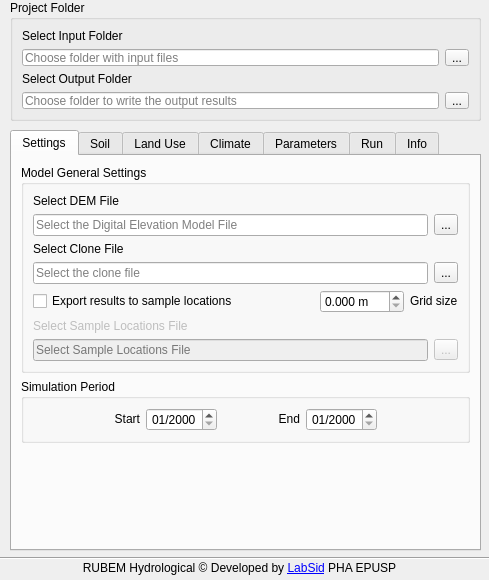
The window that rubem_hydrological_dialog_base.ui (LabSid-USP/RUBEMHydrological) describes before a commit, drawn with Qt 5.
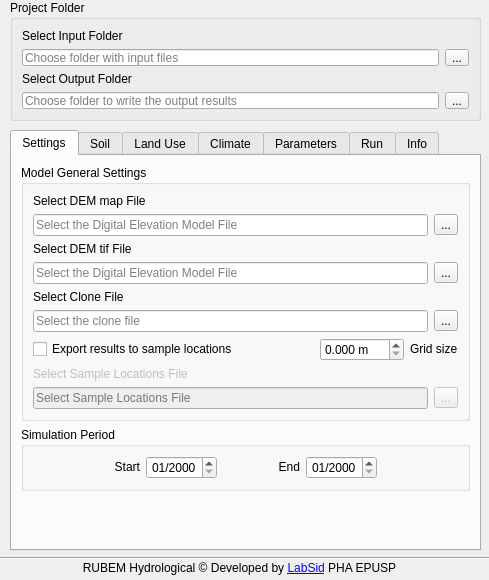
The same window after the commit. Icons and pictures are not drawn.

Commit message: Add demtif field to GUI and connect it

Diff of the .ui file:
```diff
--- a/rubem_hydrological_dialog_base.ui
+++ b/rubem_hydrological_dialog_base.ui
@@ -200,7 +200,7 @@
           <item row="0" column="0">
            <widget class="QLabel" name="label_Dem">
             <property name="text">
-             <string>Select DEM File</string>
+             <string>Select DEM map File</string>
             </property>
            </widget>
           </item>
@@ -250,7 +250,7 @@
           </item>
          </layout>
         </item>
-        <item row="1" column="0">
+        <item row="2" column="0">
          <layout class="QGridLayout" name="gridLayout_13">
           <item row="0" column="0">
            <widget class="QLabel" name="label_Clone">
@@ -281,7 +281,7 @@
           </item>
          </layout>
         </item>
-        <item row="2" column="0">
+        <item row="3" column="0">
          <layout class="QGridLayout" name="gridLayout_15">
           <item row="0" column="0">
            <widget class="QCheckBox" name="checkBox_Sample">
@@ -348,7 +348,7 @@
           </item>
          </layout>
         </item>
-        <item row="3" column="0">
+        <item row="4" column="0">
          <layout class="QGridLayout" name="gridLayout_14">
           <item row="0" column="0">
            <widget class="QLabel" name="label_SelectSample">
@@ -388,6 +388,61 @@
           </item>
          </layout>
         </item>
+        <item row="1" column="0">
+         <layout class="QGridLayout" name="gridLayout_39">
+          <item row="0" column="0">
+           <widget class="QLabel" name="label_DemTif">
+            <property name="text">
+             <string>Select DEM tif File</string>
+            </property>
+           </widget>
+          </item>
+          <item row="1" column="0">
+           <widget class="QLineEdit" name="lineEdt_DemTif">
+            <property name="toolTip">
+             <string/>
+            </property>
+            <property name="toolTipDuration">
+             <number>2</number>
+            </property>
+            <property name="statusTip">
+             <string/>
+            </property>
+            <property name="whatsThis">
+             <string/>
+            </property>
+            <property name="autoFillBackground">
+             <bool>false</bool>
+            </property>
+            <property name="text">
+             <string/>
+            </property>
+            <property name="dragEnabled">
+             <bool>false</bool>
+            </property>
+            <property name="placeholderText">
+             <string>Select the Digital Elevation Model File</string>
+            </property>
+            <property name="clearButtonEnabled">
+             <bool>true</bool>
+            </property>
+           </widget>
+          </item>
+          <item row="1" column="1">
+           <widget class="QToolButton" name="btn_DemTif">
+            <property name="toolTip">
+             <string>Open file dialog to select a DEM file</string>
+            </property>
+            <property name="toolTipDuration">
+             <number>-1</number>
+            </property>
+            <property name="text">
+             <string>...</string>
+            </property>
+           </widget>
+          </item>
+         </layout>
+        </item>
        </layout>
       </widget>
      </item>
```
Left out of the diff: 75 changed lines with no effect on the pictures. The commit also changes 3 other files.
